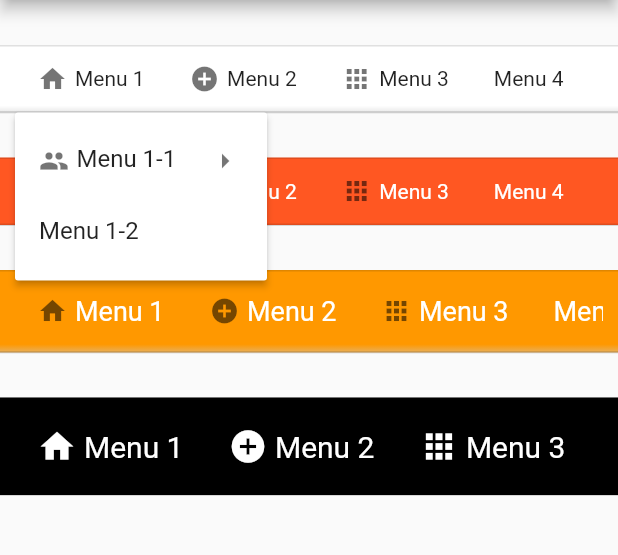
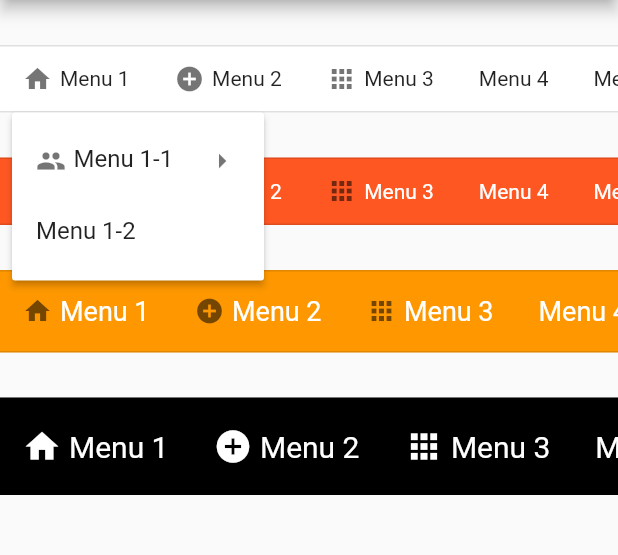
Before and after one commit to bosskmk/pluto_menu_bar, a Flutter app: the screen it shows after launch, after a tap on "Menu 1", on a phone screen of 412 x 824 dp, the part 84-639 px from its top. Run offline on Flutter 3.47's test engine with Material 2 defaults, Android fonts, the phone set to English and light mode, and no system bars.

````diff
--- a/example/lib/main.dart
+++ b/example/lib/main.dart
@@ -2,35 +2,32 @@ import 'package:flutter/material.dart';
 import 'package:pluto_menu_bar/pluto_menu_bar.dart';
 
 void main() {
-  runApp(MyApp());
+  runApp(const MyApp());
 }
 
 class MyApp extends StatelessWidget {
-  final _scaffoldKey = GlobalKey();
+  const MyApp({Key? key}) : super(key: key);
 
   @override
   Widget build(BuildContext context) {
     return MaterialApp(
       home: Scaffold(
-        key: _scaffoldKey,
         appBar: AppBar(
-          title: Text('PlutoMenuBar'),
+          title: const Text('PlutoMenuBar'),
         ),
-        body: PlutoMenuBarDemo(scaffoldKey: _scaffoldKey),
+        body: const PlutoMenuBarDemo(),
       ),
     );
   }
 }
 
 class PlutoMenuBarDemo extends StatelessWidget {
-  final scaffoldKey;
-
-  PlutoMenuBarDemo({
-    this.scaffoldKey,
+  const PlutoMenuBarDemo({
+    super.key,
   });
 
   void message(context, String text) {
-    scaffoldKey.currentState.hideCurrentSnackBar();
+    ScaffoldMessenger.of(context).hideCurrentSnackBar();
 
     final snackBar = SnackBar(
       content: Text(text),
@@ -39,94 +36,94 @@ class PlutoMenuBarDemo extends StatelessWidget {
     ScaffoldMessenger.of(context).showSnackBar(snackBar);
   }
 
-  List<MenuItem> getMenus(BuildContext context) {
+  List<PlutoMenuItem> getMenus(BuildContext context) {
     return [
-      MenuItem(
+      PlutoMenuItem(
         title: 'Menu 1',
         icon: Icons.home,
         children: [
-          MenuItem(
+          PlutoMenuItem(
             title: 'Menu 1-1',
             icon: Icons.group,
             onTap: () => message(context, 'Menu 1-1 tap'),
             children: [
-              MenuItem(
+              PlutoMenuItem(
                 title: 'Menu 1-1-1',
                 onTap: () => message(context, 'Menu 1-1-1 tap'),
                 children: [
-                  MenuItem(
+                  PlutoMenuItem(
                     title: 'Menu 1-1-1-1',
                     onTap: () => message(context, 'Menu 1-1-1-1 tap'),
                   ),
-                  MenuItem(
+                  PlutoMenuItem(
                     title: 'Menu 1-1-1-2',
                     onTap: () => message(context, 'Menu 1-1-1-2 tap'),
                   ),
                 ],
               ),
-              MenuItem(
+              PlutoMenuItem(
                 title: 'Menu 1-1-2',
                 onTap: () => message(context, 'Menu 1-1-2 tap'),
               ),
             ],
           ),
-          MenuItem(
+          PlutoMenuItem(
             title: 'Menu 1-2',
             onTap: () => message(context, 'Menu 1-2 tap'),
           ),
         ],
       ),
-      MenuItem(
+      PlutoMenuItem(
         title: 'Menu 2',
         icon: Icons.add_circle,
         children: [
-          MenuItem(
+          PlutoMenuItem(
             title: 'Menu 2-1',
             onTap: () => message(context, 'Menu 2-1 tap'),
           ),
         ],
       ),
-      MenuItem(
+      PlutoMenuItem(
         title: 'Menu 3',
         icon: Icons.apps_outlined,
         onTap: () => message(context, 'Menu 3 tap'),
       ),
-      MenuItem(
+      PlutoMenuItem(
         title: 'Menu 4',
         onTap: () => message(context, 'Menu 4 tap'),
       ),
-      MenuItem(
+      PlutoMenuItem(
         title: 'Menu 5',
         onTap: () => message(context, 'Menu 5 tap'),
       ),
-      MenuItem(
+      PlutoMenuItem(
         title: 'Menu 6',
         children: [
-          MenuItem(
+          PlutoMenuItem(
             title: 'Menu 6-1',
             onTap: () => message(context, 'Menu 6-1 tap'),
             children: [
-              MenuItem(
+              PlutoMenuItem(
                 title: 'Menu 6-1-1',
                 onTap: () => message(context, 'Menu 6-1-1 tap'),
                 children: [
-                  MenuItem(
+                  PlutoMenuItem(
                     title: 'Menu 6-1-1-1',
                     onTap: () => message(context, 'Menu 6-1-1-1 tap'),
                   ),
-                  MenuItem(
+                  PlutoMenuItem(
                     title: 'Menu 6-1-1-2',
                     onTap: () => message(context, 'Menu 6-1-1-2 tap'),
                   ),
                 ],
               ),
-              MenuItem(
+              PlutoMenuItem(
                 title: 'Menu 6-1-2',
                 onTap: () => message(context, 'Menu 6-1-2 tap'),
               ),
             ],
           ),
-          MenuItem(
+          PlutoMenuItem(
             title: 'Menu 6-2',
             onTap: () => message(context, 'Menu 6-2 tap'),
           ),
@@ -137,42 +134,31 @@ class PlutoMenuBarDemo extends StatelessWidget {
 
   @override
   Widget build(BuildContext context) {
-    return Container(
-      child: Column(
+    return Column(
       children: [
-          SizedBox(
-            height: 30,
-          ),
+        const SizedBox(height: 30),
         PlutoMenuBar(
           menus: getMenus(context),
         ),
-          SizedBox(
-            height: 30,
-          ),
+        const SizedBox(height: 30),
         PlutoMenuBar(
           backgroundColor: Colors.deepOrange,
-            gradient: false,
-            textStyle: TextStyle(color: Colors.white),
+          textStyle: const TextStyle(color: Colors.white),
           moreIconColor: Colors.white,
           menus: getMenus(context),
         ),
-          SizedBox(
-            height: 30,
-          ),
+        const SizedBox(height: 30),
         PlutoMenuBar(
           backgroundColor: Colors.orange,
-            textStyle: TextStyle(color: Colors.white, fontSize: 18),
+          textStyle: const TextStyle(color: Colors.white, fontSize: 18),
           height: 55,
           moreIconColor: Colors.white,
           menus: getMenus(context),
         ),
-          SizedBox(
-            height: 30,
-          ),
+        const SizedBox(height: 30),
         PlutoMenuBar(
           backgroundColor: Colors.black,
-            gradient: false,
-            textStyle: TextStyle(color: Colors.white, fontSize: 20),
+          textStyle: const TextStyle(color: Colors.white, fontSize: 20),
           height: 65,
           menuIconColor: Colors.white,
           menuIconSize: 26,
@@ -180,7 +166,6 @@ class PlutoMenuBarDemo extends StatelessWidget {
           menus: getMenus(context),
         ),
       ],
-      ),
     );
   }
 }
--- a/lib/pluto_menu_bar.dart
+++ b/lib/pluto_menu_bar.dart
@@ -1,5 +1,3 @@
 library pluto_menu_bar;
 
-import 'package:flutter/material.dart';
-
-part './src/pluto_menu_bar.dart';
+export './src/pluto_menu_bar.dart';
--- a/lib/src/pluto_menu_bar.dart
+++ b/lib/src/pluto_menu_bar.dart
@@ -1,7 +1,8 @@
-part of '../pluto_menu_bar.dart';
+import 'package:flutter/gestures.dart';
+import 'package:flutter/material.dart';
 
 class PlutoMenuBar extends StatefulWidget {
-  /// Pass [MenuItem] to List.
+  /// Pass [PlutoMenuItem] to List.
   /// create submenus by continuing to pass MenuItem to children as a List.
   ///
   /// ```dart
@@ -15,7 +16,7 @@ class PlutoMenuBar extends StatefulWidget {
   ///   ],
   /// ),
   /// ```
-  final List<MenuItem> menus;
+  final List<PlutoMenuItem> menus;
 
   /// Text of the back button. (default. 'Go back')
   final String goBackButtonText;
@@ -38,11 +39,10 @@ class PlutoMenuBar extends StatefulWidget {
   /// more icon color. (default. 'black54')
   final Color moreIconColor;
 
-  /// Enable gradient of BackgroundColor. (default. 'true')
-  final bool gradient;
-
   /// [TextStyle] of Menu title.
   final TextStyle textStyle;
+
+  final EdgeInsets menuPadding;
 
   PlutoMenuBar({
     required this.menus,
@@ -53,8 +53,8 @@ class PlutoMenuBar extends StatefulWidget {
     this.menuIconColor = Colors.black54,
     this.menuIconSize = 20,
     this.moreIconColor = Colors.black54,
-    this.gradient = true,
     this.textStyle = const TextStyle(),
+    this.menuPadding = const EdgeInsets.symmetric(horizontal: 15),
   }) : assert(menus.length > 0);
 
   @override
@@ -69,32 +69,19 @@ class _PlutoMenuBarState extends State<PlutoMenuBar> {
         return Container(
           width: size.maxWidth,
           height: widget.height,
-          padding: EdgeInsets.all(10),
           decoration: BoxDecoration(
-            color: widget.gradient ? null : widget.backgroundColor,
-            gradient: widget.gradient
-                ? LinearGradient(
-                    begin: Alignment.topCenter,
-                    end: Alignment.bottomCenter,
-                    colors: [
-                      widget.backgroundColor,
-                      widget.backgroundColor.withOpacity(0.54),
-                    ],
-                    stops: [0.90, 1],
-                  )
-                : null,
+            color: widget.backgroundColor,
             border: Border(
               top: BorderSide(color: widget.borderColor),
               bottom: BorderSide(color: widget.borderColor),
             ),
-            boxShadow: [
-              BoxShadow(
-                color: Colors.grey.withOpacity(0.5),
-                spreadRadius: 0,
-                blurRadius: 0,
-                offset: Offset(0, 0.5), // changes position of shadow
           ),
-            ],
+          child: ScrollConfiguration(
+            behavior: ScrollConfiguration.of(context).copyWith(
+              dragDevices: {
+                PointerDeviceKind.touch,
+                PointerDeviceKind.mouse,
+              },
             ),
             child: ListView.builder(
               scrollDirection: Axis.horizontal,
@@ -104,13 +91,16 @@ class _PlutoMenuBarState extends State<PlutoMenuBar> {
                   widget.menus[index],
                   goBackButtonText: widget.goBackButtonText,
                   height: widget.height,
+                  padding: widget.menuPadding,
                   backgroundColor: widget.backgroundColor,
                   menuIconColor: widget.menuIconColor,
                   menuIconSize: widget.menuIconSize,
                   moreIconColor: widget.moreIconColor,
                   textStyle: widget.textStyle,
+                  offset: widget.menuPadding.left,
                 );
               },
+            ),
           ),
         );
       },
@@ -118,7 +108,7 @@ class _PlutoMenuBarState extends State<PlutoMenuBar> {
   }
 }
 
-class MenuItem {
+class PlutoMenuItem {
   /// Menu title
   final String? title;
 
@@ -127,19 +117,21 @@ class MenuItem {
   /// Callback executed when a menu is tapped
   final Function()? onTap;
 
-  /// Passing [MenuItem] to a [List] creates a sub-menu.
-  final List<MenuItem>? children;
+  /// Passing [PlutoMenuItem] to a [List] creates a sub-menu.
+  final List<PlutoMenuItem>? children;
 
-  MenuItem({
+  PlutoMenuItem({
     this.title,
     this.icon,
     this.onTap,
     this.children,
   }) : _key = GlobalKey();
 
-  MenuItem._back({
+  PlutoMenuItem._back({
     this.title,
+    // ignore: unused_element
     this.icon,
+    // ignore: unused_element
     this.onTap,
     this.children,
   })  : _key = GlobalKey(),
@@ -158,8 +150,8 @@ class MenuItem {
   bool get _hasChildren => children != null && children!.length > 0;
 }
 
-class _MenuWidget extends StatelessWidget {
-  final MenuItem menu;
+class _MenuWidget extends StatefulWidget {
+  final PlutoMenuItem menu;
 
   final String? goBackButtonText;
 
@@ -173,7 +165,11 @@ class _MenuWidget extends StatelessWidget {
 
   final Color? moreIconColor;
 
+  final EdgeInsets? padding;
+
   final TextStyle? textStyle;
+
+  final double offset;
 
   _MenuWidget(
     this.menu, {
@@ -183,80 +179,33 @@ class _MenuWidget extends StatelessWidget {
     this.menuIconColor,
     this.menuIconSize,
     this.moreIconColor,
+    this.padding,
     this.textStyle,
+    this.offset = 0,
   }) : super(key: menu._key);
 
-  Widget _buildPopupItem(MenuItem _menu) {
-    return Row(
-      mainAxisAlignment: MainAxisAlignment.spaceBetween,
-      children: [
-        if (_menu.icon != null) ...[
-          Icon(
-            _menu.icon,
-            color: menuIconColor,
-            size: menuIconSize,
-          ),
-          SizedBox(
-            width: 5,
-          ),
-        ],
-        Expanded(
-          child: Padding(
-            padding: const EdgeInsets.only(bottom: 3),
-            child: Text(
-              _menu.title!,
-              style: textStyle,
-              maxLines: 1,
-              overflow: TextOverflow.visible,
-            ),
-          ),
-        ),
-        if (_menu._hasChildren && !_menu._isBack)
-          Icon(
-            Icons.arrow_right,
-            color: moreIconColor,
-          ),
-      ],
-    );
+  @override
+  State<_MenuWidget> createState() => _MenuWidgetState();
 }
 
-  Future<MenuItem?> _showPopupMenu(
-    BuildContext context,
-    List<MenuItem> menuItems,
-  ) async {
-    final RenderBox overlay =
-        Overlay.of(context)!.context.findRenderObject() as RenderBox;
+class _MenuWidgetState extends State<_MenuWidget> {
+  void openMenu(PlutoMenuItem menu) async {
+    if (widget.menu._hasChildren) {
+      PlutoMenuItem? selectedMenu = await showSubMenu(widget.menu);
 
-    final Offset position = menu._position + Offset(0, height! - 11);
-
-    return await showMenu(
-      context: context,
-      position: RelativeRect.fromLTRB(
-        position.dx,
-        position.dy,
-        overlay.size.width,
-        overlay.size.height,
-      ),
-      items: menuItems.map((menu) {
-        return PopupMenuItem<MenuItem>(
-          value: menu,
-          child: _buildPopupItem(menu),
-        );
-      }).toList(),
-      elevation: 2.0,
-      color: backgroundColor,
-    );
+      if (selectedMenu?.onTap != null) {
+        selectedMenu!.onTap!();
+      }
+    } else if (widget.menu.onTap != null) {
+      widget.menu.onTap!();
+    }
   }
 
-  Widget _getMenu(
-    BuildContext context,
-    MenuItem menu,
-  ) {
-    Future<MenuItem?> _getSelectedMenu(
-      MenuItem menu, {
-      MenuItem? previousMenu,
+  Future<PlutoMenuItem?> showSubMenu(
+    PlutoMenuItem menu, {
+    PlutoMenuItem? previousMenu,
     int? stackIdx,
-      List<MenuItem>? stack,
+    List<PlutoMenuItem>? stack,
   }) async {
     if (!menu._hasChildren) {
       return menu;
@@ -265,13 +214,13 @@ class _MenuWidget extends StatelessWidget {
     final items = [...menu.children!];
 
     if (previousMenu != null) {
-        items.add(MenuItem._back(
-          title: goBackButtonText,
+      items.add(PlutoMenuItem._back(
+        title: widget.goBackButtonText,
         children: previousMenu.children,
       ));
     }
 
-      MenuItem? _selectedMenu = await _showPopupMenu(
+    PlutoMenuItem? _selectedMenu = await _showPopupMenu(
       context,
       items,
     );
@@ -280,7 +229,7 @@ class _MenuWidget extends StatelessWidget {
       return null;
     }
 
-      MenuItem? _previousMenu = menu;
+    PlutoMenuItem? _previousMenu = menu;
 
     if (!_selectedMenu._hasChildren) {
       return _selectedMenu;
@@ -304,7 +253,7 @@ class _MenuWidget extends StatelessWidget {
       }
     }
 
-      return await _getSelectedMenu(
+    return await showSubMenu(
       _selectedMenu,
       previousMenu: _previousMenu,
       stackIdx: stackIdx,
@@ -312,45 +261,98 @@ class _MenuWidget extends StatelessWidget {
     );
   }
 
-    return InkWell(
+  Future<PlutoMenuItem?> _showPopupMenu(
+    BuildContext context,
+    List<PlutoMenuItem> menuItems,
+  ) async {
+    final RenderBox overlay =
+        Overlay.of(context)!.context.findRenderObject() as RenderBox;
+
+    final Offset position =
+        widget.menu._position + Offset(-widget.offset, widget.height! - 1);
+
+    return await showMenu(
+      context: context,
+      position: RelativeRect.fromLTRB(
+        position.dx,
+        position.dy,
+        overlay.size.width,
+        overlay.size.height,
+      ),
+      items: menuItems.map((menu) {
+        return PopupMenuItem<PlutoMenuItem>(
+          value: menu,
+          child: _buildPopupItem(menu),
+        );
+      }).toList(),
+      elevation: 2.0,
+      color: widget.backgroundColor,
+    );
+  }
+
+  Widget _buildPopupItem(PlutoMenuItem _menu) {
+    return Row(
+      mainAxisAlignment: MainAxisAlignment.spaceBetween,
+      children: [
+        if (_menu.icon != null) ...[
+          Icon(
+            _menu.icon,
+            color: widget.menuIconColor,
+            size: widget.menuIconSize,
+          ),
+          SizedBox(
+            width: 5,
+          ),
+        ],
+        Expanded(
+          child: Padding(
+            padding: const EdgeInsets.only(bottom: 3),
+            child: Text(
+              _menu.title!,
+              style: widget.textStyle,
+              maxLines: 1,
+              overflow: TextOverflow.visible,
+            ),
+          ),
+        ),
+        if (_menu._hasChildren && !_menu._isBack)
+          Icon(
+            Icons.arrow_right,
+            color: widget.moreIconColor,
+          ),
+      ],
+    );
+  }
+
+  @override
+  Widget build(BuildContext context) {
+    return Container(
+      height: widget.height,
+      padding: widget.padding,
+      child: InkWell(
         onTap: () async {
-        if (menu._hasChildren) {
-          MenuItem? selectedMenu = await _getSelectedMenu(menu);
-
-          if (selectedMenu?.onTap != null) {
-            selectedMenu!.onTap!();
-          }
-        } else if (menu.onTap != null) {
-          menu.onTap!();
-        }
+          openMenu(widget.menu);
         },
-      child: Padding(
-        padding: const EdgeInsets.symmetric(horizontal: 15),
         child: Row(
           mainAxisAlignment: MainAxisAlignment.center,
           children: [
-            if (menu.icon != null) ...[
+            if (widget.menu.icon != null) ...[
               Icon(
-                menu.icon,
-                color: menuIconColor,
-                size: menuIconSize,
+                widget.menu.icon,
+                color: widget.menuIconColor,
+                size: widget.menuIconSize,
               ),
               SizedBox(
                 width: 5,
               ),
             ],
             Text(
-              menu.title!,
-              style: textStyle,
+              widget.menu.title!,
+              style: widget.textStyle,
             ),
           ],
         ),
       ),
     );
   }
-
-  @override
-  Widget build(BuildContext context) {
-    return _getMenu(context, menu);
 }
-}
````
Also changed, not shown: example/analysis_options.yaml (added, +29 -0 lines), example/pubspec.yaml (+18 -5 lines), pubspec.yaml (+5 -4 lines), example/pubspec.lock, pubspec.lock, 83 other files. Lines whose indentation alone changed are shown as unchanged.
